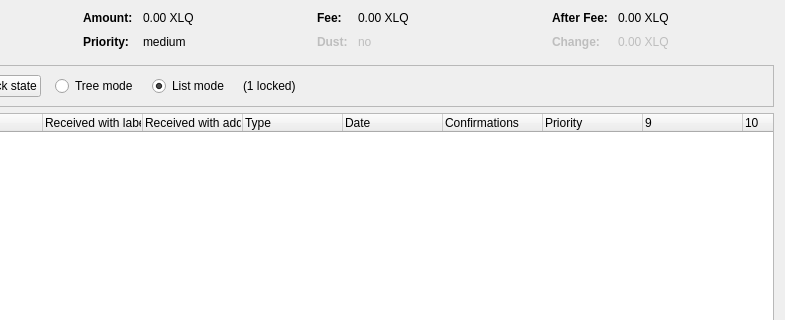
First picture: the form in src/qt/forms/coincontroldialog.ui, repository adeptio-project/adeptio, before the edit; both pictures show x 169 to 954 and y 0 to 320 of the 954 by 500 pixel window.
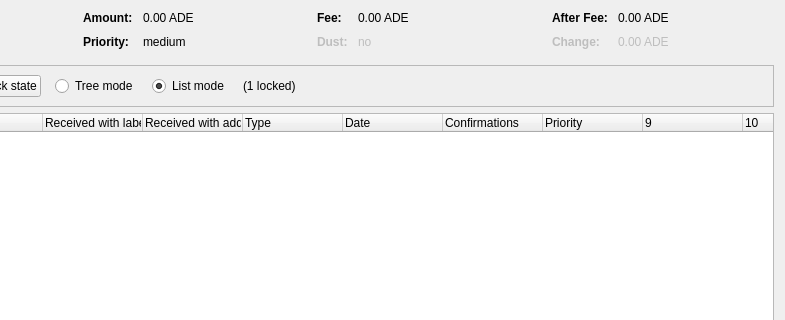
Second picture: the form after the edit. Custom widgets are drawn as their Qt base class.

What changed in the file:
```diff
--- a/src/qt/forms/coincontroldialog.ui
+++ b/src/qt/forms/coincontroldialog.ui
@@ -132,7 +132,7 @@
           <enum>Qt::ActionsContextMenu</enum>
          </property>
          <property name="text">
-          <string notr="true">0.00 XLQ</string>
+          <string notr="true">0.00 ADE</string>
          </property>
          <property name="textInteractionFlags">
           <set>Qt::LinksAccessibleByMouse|Qt::TextSelectableByKeyboard|Qt::TextSelectableByMouse</set>
@@ -206,7 +206,7 @@
           <enum>Qt::ActionsContextMenu</enum>
          </property>
          <property name="text">
-          <string notr="true">0.00 XLQ</string>
+          <string notr="true">0.00 ADE</string>
          </property>
          <property name="textInteractionFlags">
           <set>Qt::LinksAccessibleByMouse|Qt::TextSelectableByKeyboard|Qt::TextSelectableByMouse</set>
@@ -286,7 +286,7 @@
           <enum>Qt::ActionsContextMenu</enum>
          </property>
          <property name="text">
-          <string notr="true">0.00 XLQ</string>
+          <string notr="true">0.00 ADE</string>
          </property>
          <property name="textInteractionFlags">
           <set>Qt::LinksAccessibleByMouse|Qt::TextSelectableByKeyboard|Qt::TextSelectableByMouse</set>
@@ -321,7 +321,7 @@
           <enum>Qt::ActionsContextMenu</enum>
          </property>
          <property name="text">
-          <string notr="true">0.00 XLQ</string>
+          <string notr="true">0.00 ADE</string>
          </property>
          <property name="textInteractionFlags">
           <set>Qt::LinksAccessibleByMouse|Qt::TextSelectableByKeyboard|Qt::TextSelectableByMouse</set>
```
